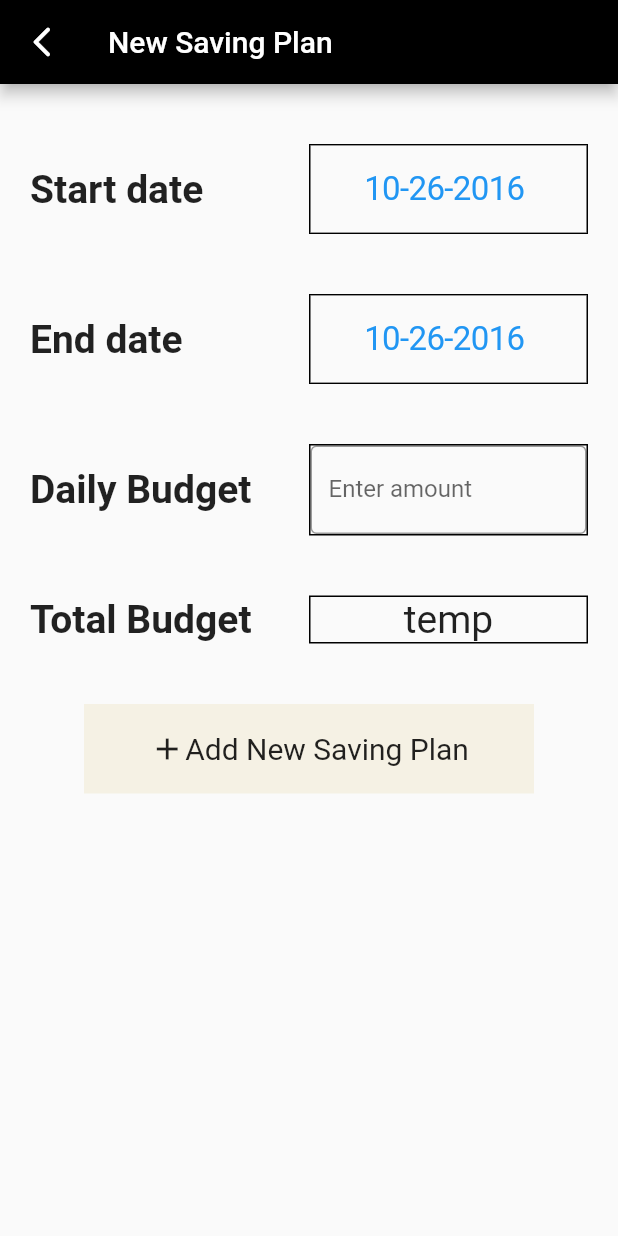
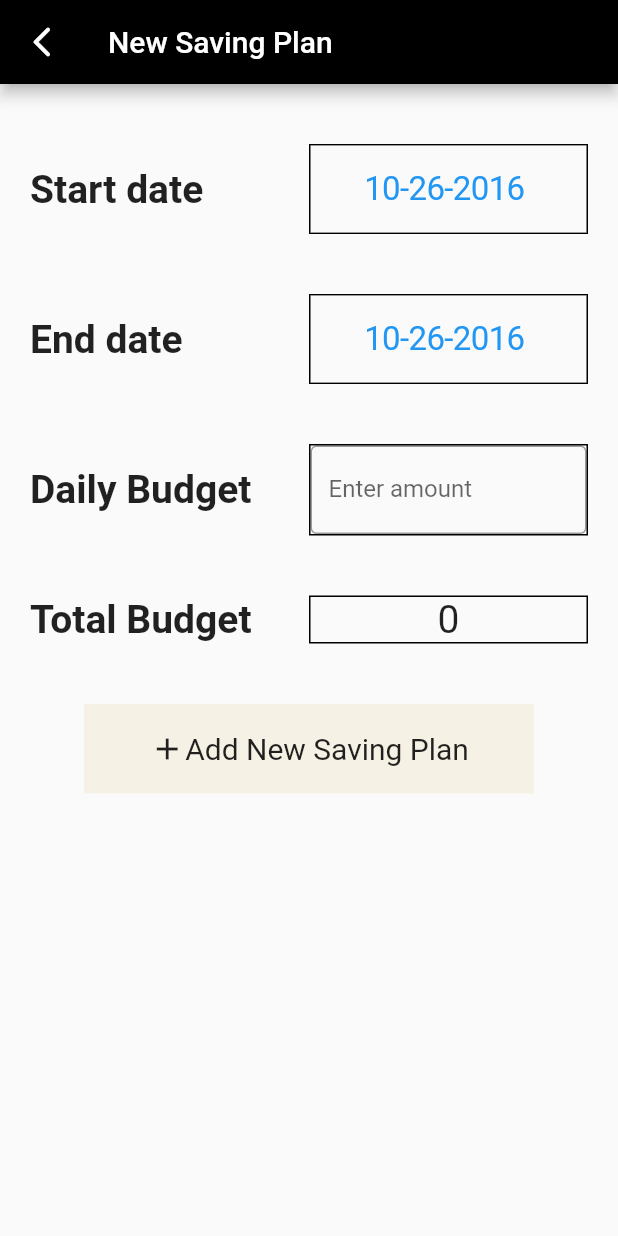
Before and after one commit to Zixuan01/CS184, a Flutter app: the SavedailyPage screen opened by its route, on a phone screen of 412 x 824 dp. Run offline on Flutter 3.47's test engine with Material 2 defaults, Android fonts, the phone set to English and light mode, and no system bars; our stand-ins replace firebase_auth, firebase_core, get; accounts and stored records are empty; network calls fail.

Commit message:
zm - implement total budget change when date change in save page

```diff
--- a/cs184/lib/save_page/save_daily.dart
+++ b/cs184/lib/save_page/save_daily.dart
@@ -10,7 +10,9 @@ class SavedailyPage extends StatefulWidget {
 
 class _SavedailyPageState extends State<SavedailyPage> {
   int _amount = 0;
-  DateTime date = DateTime(2016, 10, 26);
+  static DateTime startdate = DateTime(2016, 10, 26);
+  static DateTime enddate = DateTime(2016, 10, 26);
+  static Duration difference = startdate.difference(enddate);
   int _selected_index = 0;
   static const option_style = TextStyle(
     fontSize: 30,
@@ -89,19 +91,20 @@ class _SavedailyPageState extends State<SavedailyPage> {
                                   // Display a CupertinoDatePicker in date picker mode.
                                   onPressed: () => _showDialog(
                                     CupertinoDatePicker(
-                                      initialDateTime: date,
+                                      initialDateTime: startdate,
                                       mode: CupertinoDatePickerMode.date,
                                       use24hFormat: true,
                                       // This is called when the user changes the date.
                                       onDateTimeChanged: (DateTime newDate) {
-                                        setState(() => date = newDate);
+                                        setState(() => startdate = newDate);
+                                        //startdate = newDate;
                                       },
                                     ),
                                   ),
                                   // In this example, the date value is formatted manually. You can use intl package
                                   // to format the value based on user's locale settings.
                                   child: Text(
-                                    '${date.month}-${date.day}-${date.year}',
+                                    '${startdate.month}-${startdate.day}-${startdate.year}',
                                     style: const TextStyle(
                                       fontSize: 22.0,
                                     ),
@@ -141,19 +144,21 @@ class _SavedailyPageState extends State<SavedailyPage> {
                                   // Display a CupertinoDatePicker in date picker mode.
                                   onPressed: () => _showDialog(
                                     CupertinoDatePicker(
-                                      initialDateTime: date,
+                                      initialDateTime: enddate,
                                       mode: CupertinoDatePickerMode.date,
                                       use24hFormat: true,
                                       // This is called when the user changes the date.
                                       onDateTimeChanged: (DateTime newDate) {
-                                        setState(() => date = newDate);
+                                        setState(() => enddate = newDate);
+                                        // enddate = newDate;
+                                        difference = enddate.difference(startdate);
                                       },
                                     ),
                                   ),
                                   // In this example, the date value is formatted manually. You can use intl package
                                   // to format the value based on user's locale settings.
                                   child: Text(
-                                    '${date.month}-${date.day}-${date.year}',
+                                    '${enddate.month}-${enddate.day}-${enddate.year}',
                                     style: const TextStyle(
                                       fontSize: 22.0,
                                     ),
@@ -223,10 +228,10 @@ class _SavedailyPageState extends State<SavedailyPage> {
                       ),
                       child: SingleChildScrollView(
                         child: Column(
-                          children: const [
+                          children:  [
                             Text(
-                              "temp",
-                              style: TextStyle(fontSize: 26),
+                              "${_amount*difference.inDays}",
+                              style: const TextStyle(fontSize: 26),
                             )
                           ],
                         ),
@@ -267,6 +272,7 @@ class _SavedailyPageState extends State<SavedailyPage> {
   }
 }
 
+
 class _DatePickerItem extends StatelessWidget {
   const _DatePickerItem({required this.children});
 
```
Also changed, not shown: cs184/lib/add_page/add_page.dart (+7 -3 lines).
